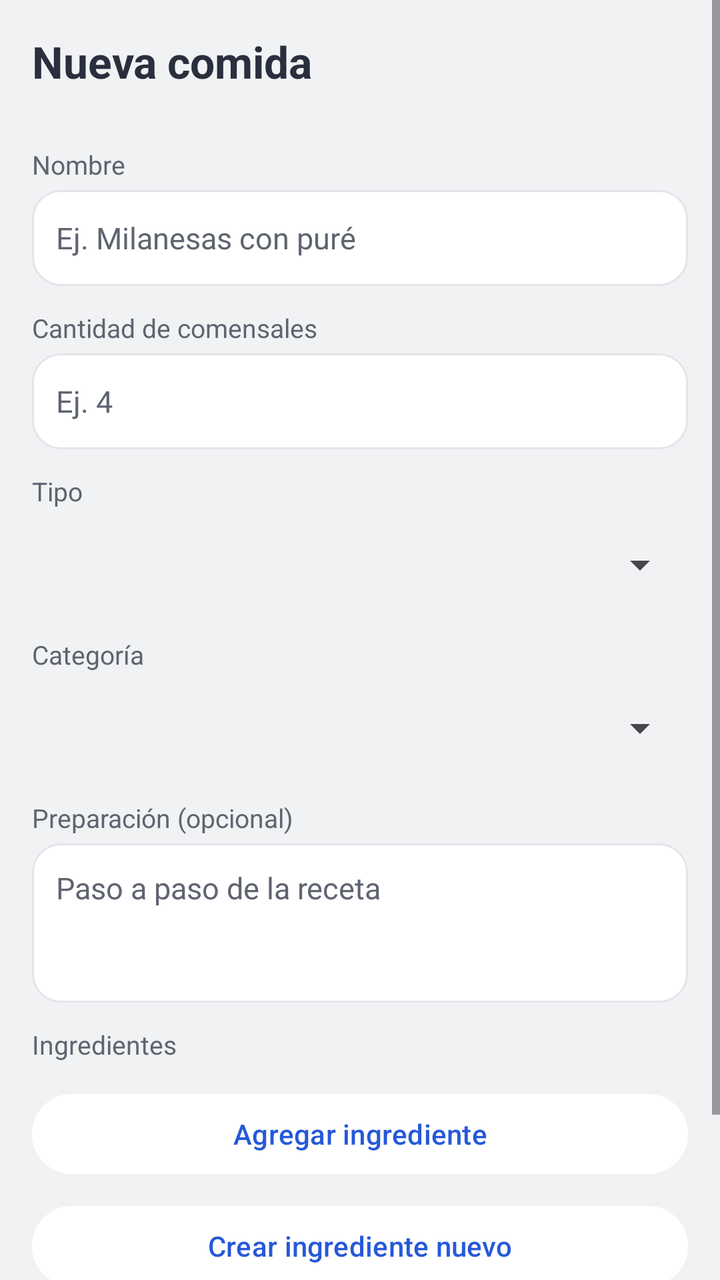
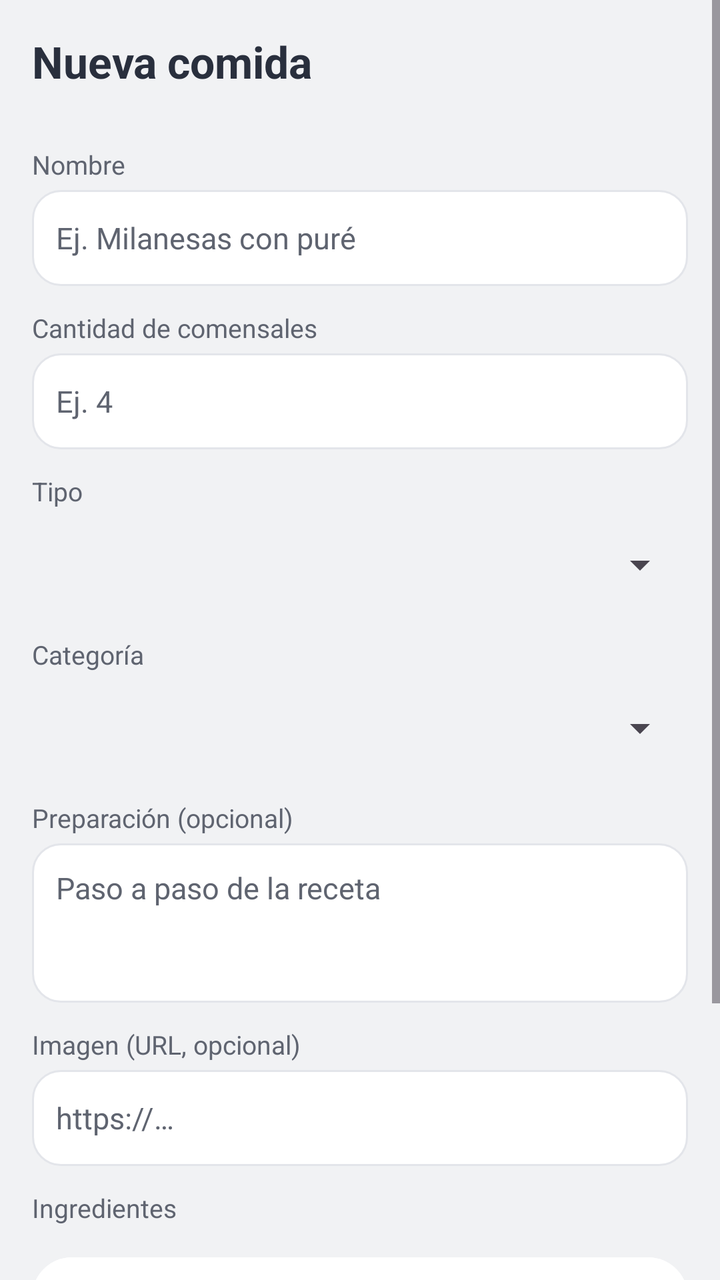

Before-and-after screenshots of an Android layout around one commit, followed by the original layout XML and the change that was made.
<!-- AndroidManifest.xml: application theme Theme.MenuCompras -->
<!-- res/layout/activity_editar_comida.xml -->
<?xml version="1.0" encoding="utf-8"?>
<ScrollView xmlns:android="http://schemas.android.com/apk/res/android"
    android:layout_width="match_parent"
    android:layout_height="match_parent"
    android:background="@color/mc_bg">

    <LinearLayout
        android:layout_width="match_parent"
        android:layout_height="wrap_content"
        android:orientation="vertical"
        android:padding="@dimen/space_lg">

        <TextView
            android:id="@+id/tv_titulo_comida"
            android:layout_width="wrap_content"
            android:layout_height="wrap_content"
            android:textColor="@color/mc_ink"
            android:textSize="@dimen/text_title_screen"
            android:textStyle="bold"
            android:layout_marginBottom="@dimen/space_lg"
            android:text="@string/comida_nueva" />

        <TextView style="@style/McLabel" android:text="@string/label_nombre" />
        <EditText
            android:id="@+id/et_nombre_comida"
            style="@style/McInput"
            android:inputType="textCapSentences"
            android:hint="@string/hint_nombre_comida" />

        <TextView style="@style/McLabel" android:text="@string/label_comensales" />
        <EditText
            android:id="@+id/et_comensales"
            style="@style/McInput"
            android:inputType="number"
            android:hint="@string/hint_comensales" />

        <TextView style="@style/McLabel" android:text="@string/label_tipo" />
        <Spinner
            android:id="@+id/sp_tipo_comida"
            android:layout_width="match_parent"
            android:layout_height="@dimen/touch_height"
            android:layout_marginTop="@dimen/space_xs" />

        <TextView style="@style/McLabel" android:text="@string/label_categoria" />
        <Spinner
            android:id="@+id/sp_categoria_comida"
            android:layout_width="match_parent"
            android:layout_height="@dimen/touch_height"
            android:layout_marginTop="@dimen/space_xs" />

        <TextView style="@style/McLabel" android:text="@string/label_preparacion" />
        <EditText
            android:id="@+id/et_preparacion"
            style="@style/McInput"
            android:inputType="textMultiLine|textCapSentences"
            android:minLines="3"
            android:gravity="top"
            android:hint="@string/hint_preparacion" />

        <TextView style="@style/McLabel" android:text="@string/label_ingredientes" />

        <LinearLayout
            android:id="@+id/ll_ingredientes"
            android:layout_width="match_parent"
            android:layout_height="wrap_content"
            android:orientation="vertical"
            android:layout_marginTop="@dimen/space_xs" />

        <Button
            android:id="@+id/btn_agregar_ingrediente"
            android:layout_width="match_parent"
            android:layout_height="@dimen/touch_height"
            android:layout_marginTop="@dimen/space_sm"
            android:text="@string/comida_agregar_ingrediente"
            android:textColor="@color/mc_accent"
            android:backgroundTint="@color/mc_surface" />

        <Button
            android:id="@+id/btn_crear_ingrediente"
            android:layout_width="match_parent"
            android:layout_height="@dimen/touch_height"
            android:layout_marginTop="@dimen/space_sm"
            android:text="@string/comida_crear_ingrediente"
            android:textColor="@color/mc_accent"
            android:backgroundTint="@color/mc_surface" />

        <Button
            android:id="@+id/btn_borrar_comida"
            android:layout_width="match_parent"
            android:layout_height="@dimen/touch_height"
            android:layout_marginTop="@dimen/space_lg"
            android:text="@string/comida_eliminar"
            android:textColor="@color/mc_accent_ink"
            android:backgroundTint="@color/mc_danger"
            android:visibility="gone" />

        <LinearLayout
            android:layout_width="match_parent"
            android:layout_height="wrap_content"
            android:orientation="horizontal"
            android:layout_marginTop="@dimen/space_xl">

            <Button
                android:id="@+id/btn_cancelar_comida"
                android:layout_width="0dp"
                android:layout_height="@dimen/touch_height"
                android:layout_weight="1"
                android:text="@string/action_cancel"
                android:textColor="@color/mc_ink"
                android:backgroundTint="@color/mc_band" />

            <Button
                android:id="@+id/btn_guardar_comida"
                android:layout_width="0dp"
                android:layout_height="@dimen/touch_height"
                android:layout_weight="1"
                android:layout_marginStart="@dimen/space_md"
                android:text="@string/action_save"
                android:textColor="@color/mc_accent_ink"
                android:backgroundTint="@color/mc_accent" />

        </LinearLayout>

    </LinearLayout>
</ScrollView>
<!-- resources referenced by this layout -->
<resources>
  <color name="mc_accent">#2659D9</color>
  <color name="mc_accent_ink">#FFFFFF</color>
  <color name="mc_band">#F4F5F7</color>
  <color name="mc_bg">#F1F2F4</color>
  <color name="mc_danger">#C53030</color>
  <color name="mc_ink">#292F3D</color>
  <color name="mc_surface">#FFFFFF</color>
  <dimen name="space_lg">16dp</dimen>
  <dimen name="space_md">12dp</dimen>
  <dimen name="space_sm">8dp</dimen>
  <dimen name="space_xl">24dp</dimen>
  <dimen name="space_xs">4dp</dimen>
  <dimen name="text_title_screen">22sp</dimen>
  <dimen name="touch_height">48dp</dimen>
  <string name="action_cancel">Cancelar</string>
  <string name="action_save">Guardar</string>
  <string name="comida_agregar_ingrediente">Agregar ingrediente</string>
  <string name="comida_crear_ingrediente">Crear ingrediente nuevo</string>
  <string name="comida_eliminar">Eliminar comida</string>
  <string name="comida_nueva">Nueva comida</string>
  <string name="hint_comensales">Ej. 4</string>
  <string name="hint_nombre_comida">Ej. Milanesas con puré</string>
  <string name="hint_preparacion">Paso a paso de la receta</string>
  <string name="label_categoria">Categoría</string>
  <string name="label_comensales">Cantidad de comensales</string>
  <string name="label_ingredientes">Ingredientes</string>
  <string name="label_nombre">Nombre</string>
  <string name="label_preparacion">Preparación (opcional)</string>
  <string name="label_tipo">Tipo</string>
  <style name="McInput">
          <item name="android:layout_width">match_parent</item>
          <item name="android:layout_height">wrap_content</item>
          <item name="android:layout_marginTop">@dimen/space_xs</item>
          <item name="android:background">@drawable/bg_card</item>
          <item name="android:padding">@dimen/space_md</item>
          <item name="android:minHeight">@dimen/touch_height</item>
          <item name="android:textColor">@color/mc_ink</item>
          <item name="android:textSize">@dimen/text_body</item>
          <item name="android:textColorHint">@color/mc_muted</item>
      </style>
  <style name="McLabel">
          <item name="android:layout_width">wrap_content</item>
          <item name="android:layout_height">wrap_content</item>
          <item name="android:layout_marginTop">@dimen/space_md</item>
          <item name="android:textColor">@color/mc_muted</item>
          <item name="android:textSize">@dimen/text_label</item>
      </style>
  <style name="Theme.MenuCompras" parent="Base.Theme.MenuCompras" />
  <!-- drawable bg_card (drawable) -->
  <?xml version="1.0" encoding="utf-8"?>
  <shape xmlns:android="http://schemas.android.com/apk/res/android"
      android:shape="rectangle">
      <solid android:color="@color/mc_surface" />
      <corners android:radius="14dp" />
      <stroke android:width="1dp" android:color="@color/mc_line" />
  </shape>
  <dimen name="text_body">15sp</dimen>
  <color name="mc_muted">#5F6470</color>
  <dimen name="text_label">13sp</dimen>
  <style name="Base.Theme.MenuCompras" parent="Theme.Material3.DayNight.NoActionBar">
          
          
      </style>
  <color name="mc_line">#E3E5EA</color>
</resources>

<!-- the commit's change to res/layout/activity_editar_comida.xml (unified diff, before → after) -->
@@ -56,6 +56,13 @@
             android:minLines="3"
             android:gravity="top"
             android:hint="@string/hint_preparacion" />
+
+        <TextView style="@style/McLabel" android:text="@string/label_imagen_url" />
+        <EditText
+            android:id="@+id/et_imagen_url"
+            style="@style/McInput"
+            android:inputType="textUri"
+            android:hint="@string/hint_imagen_url" />
 
         <TextView style="@style/McLabel" android:text="@string/label_ingredientes" />
 
<!-- resource entries referenced after the edit -->
@@ -21,10 +21,12 @@
   <string name="comida_eliminar">Eliminar comida</string>
   <string name="comida_nueva">Nueva comida</string>
   <string name="hint_comensales">Ej. 4</string>
+  <string name="hint_imagen_url">https://…</string>
   <string name="hint_nombre_comida">Ej. Milanesas con puré</string>
   <string name="hint_preparacion">Paso a paso de la receta</string>
   <string name="label_categoria">Categoría</string>
   <string name="label_comensales">Cantidad de comensales</string>
+  <string name="label_imagen_url">Imagen (URL, opcional)</string>
   <string name="label_ingredientes">Ingredientes</string>
   <string name="label_nombre">Nombre</string>
   <string name="label_preparacion">Preparación (opcional)</string>
